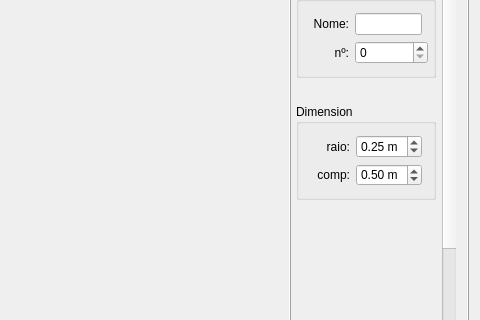
Old version of the form final_Interface/mainwindow.ui in the repository pvmocbel/Lane3dViewer; both pictures show x 420 to 900 and y 120 to 440 of the 900 by 600 pixel window.
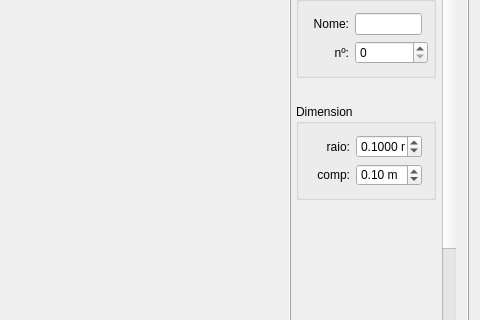
New version of the form.

```diff
--- a/final_Interface/mainwindow.ui
+++ b/final_Interface/mainwindow.ui
@@ -1111,8 +1111,14 @@
                      <property name="suffix">
                       <string> m</string>
                      </property>
+                     <property name="decimals">
+                      <number>4</number>
+                     </property>
+                     <property name="minimum">
+                      <double>0.000100000000000</double>
+                     </property>
                      <property name="value">
-                      <double>0.250000000000000</double>
+                      <double>0.100000000000000</double>
                      </property>
                     </widget>
                    </item>
@@ -1144,7 +1150,7 @@
                       <string> m</string>
                      </property>
                      <property name="value">
-                      <double>0.500000000000000</double>
+                      <double>0.100000000000000</double>
                      </property>
                     </widget>
                    </item>
```
Left out of the diff: 4 changed lines with no effect on the pictures.
